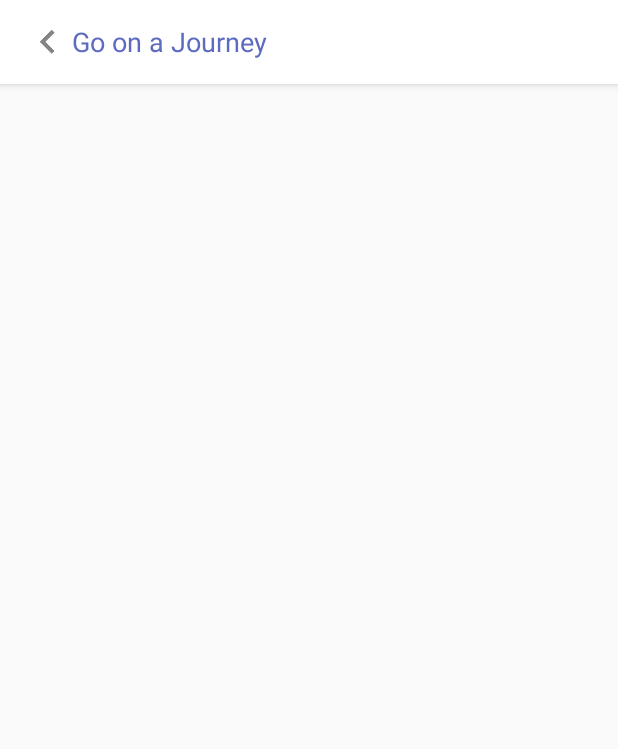
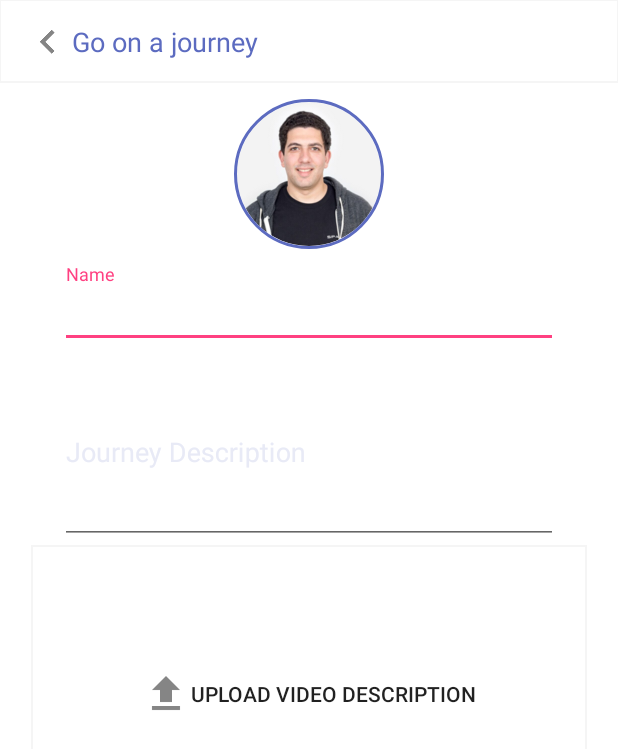
Before and after one commit to namdizy/Nonso, an Android app: the CreateJourneyActivity screen opened directly, with no data from a screen before it, after a tap on an icon or button, on a phone screen of 412 x 824 dp. Shown: the top 749 px of the screen. Run offline under Robolectric (Android 15) with nearby library versions, the phone set to English and light mode, and no system bars; our stand-ins replace ButterKnife, CircleImageView; 1 statement that could not run was skipped.

Commit message:
Create Journeys page
Started work on create journeys page

```diff
--- a/app/build.gradle
+++ b/app/build.gradle
@@ -34,31 +34,31 @@ dependencies {
     androidTestImplementation 'com.android.support.test:runner:1.0.1'
     androidTestImplementation 'com.android.support.test.espresso:espresso-core:3.0.1'
 
-    compile "com.google.firebase:firebase-core:$firebaseVersion"
-    compile "com.google.firebase:firebase-auth:$firebaseVersion"
-    compile "com.google.firebase:firebase-storage:$firebaseVersion"
-    compile "com.android.support:design:$supportLibVersion"
+    implementation "com.google.firebase:firebase-core:$firebaseVersion"
+    implementation "com.google.firebase:firebase-auth:$firebaseVersion"
+    implementation "com.google.firebase:firebase-storage:$firebaseVersion"
+    implementation "com.android.support:design:$supportLibVersion"
 
-    compile "com.jakewharton:butterknife:$butterKnifeVersion"
+    implementation "com.jakewharton:butterknife:$butterKnifeVersion"
     annotationProcessor "com.jakewharton:butterknife-compiler:$butterKnifeVersion"
 
     annotationProcessor "net.simonvt.schematic:schematic-compiler:$schematicVersion"
-    compile "net.simonvt.schematic:schematic:$schematicVersion"
+    implementation "net.simonvt.schematic:schematic:$schematicVersion"
 
-    testCompile 'junit:junit:4.12'
-    compile 'com.squareup.picasso:picasso:2.5.2'
-    compile 'com.google.code.gson:gson:2.8.0'
+    testImplementation 'junit:junit:4.12'
+    implementation 'com.squareup.picasso:picasso:2.5.2'
+    implementation 'com.google.code.gson:gson:2.8.0'
 
-    compile "com.android.support:design:$supportLibVersion"
-    compile 'com.github.ittianyu:BottomNavigationViewEx:1.2.4'
+    implementation "com.android.support:design:$supportLibVersion"
+    implementation 'com.github.ittianyu:BottomNavigationViewEx:1.2.4'
 
-    compile 'de.hdodenhof:circleimageview:2.2.0'
+    implementation 'de.hdodenhof:circleimageview:2.2.0'
 
-    compile 'com.theartofdev.edmodo:android-image-cropper:2.6.+'
+    implementation 'com.theartofdev.edmodo:android-image-cropper:2.6.+'
 
     implementation 'com.afollestad.material-dialogs:core:0.9.6.0'
 
-    compile 'com.github.jrvansuita:PickImage:+'
+    implementation 'com.github.jrvansuita:PickImage:+'
 }
 
 
--- a/app/src/main/java/nonso/android/nonso/ui/fragments/ProfileFragment.java
+++ b/app/src/main/java/nonso/android/nonso/ui/fragments/ProfileFragment.java
@@ -26,6 +26,7 @@ import com.google.firebase.auth.UserProfileChangeRequest;
 import com.google.firebase.storage.FirebaseStorage;
 import com.google.firebase.storage.StorageReference;
 import com.google.firebase.storage.UploadTask;
+import com.squareup.picasso.Picasso;
 import com.theartofdev.edmodo.cropper.CropImage;
 import com.vansuita.pickimage.bean.PickResult;
 import com.vansuita.pickimage.bundle.PickSetup;
@@ -56,6 +57,7 @@ public class ProfileFragment extends Fragment {
     private StorageReference mProfileImageRef;
 
     private static final String STORAGE_IMAGE_BUCKET = "images/profilePicture.jpg";
+    private static final String TAG = "ProfileFragment";
 
     private Uri mCropImageUri;
 
@@ -111,8 +113,9 @@ public class ProfileFragment extends Fragment {
         mUser = mAuth.getCurrentUser();
 
         mUsernameText.setText(mUser.getDisplayName());
+
         if(mUser.getPhotoUrl() != null){
-            mUserProfileImage.setImageURI(mUser.getPhotoUrl());
+            Picasso.with(getContext()).load(mUser.getPhotoUrl()).into(mUserProfileImage);
         }
         mStorageRef = FirebaseStorage.getInstance().getReference();
         mProfileImageRef = mStorageRef.child(STORAGE_IMAGE_BUCKET);
@@ -200,6 +203,8 @@ public class ProfileFragment extends Fragment {
 
         Uri file = Uri.fromFile(new File(uri.getPath()));
 
+        Log.d("FragmentProfile", "User profile update beginning: " + uri);
+
         mProfileImageRef.putFile(file)
                 .addOnSuccessListener(new OnSuccessListener<UploadTask.TaskSnapshot>() {
                     @Override
--- /dev/null
+++ b/app/src/main/res/drawable/grey_border_light.xml
@@ -0,0 +1,19 @@
+<?xml version="1.0" encoding="utf-8"?>
+<layer-list
+    xmlns:android="http://schemas.android.com/apk/res/android"
+    android:layout_width="match_parent"
+    android:layout_height="@dimen/border_width">
+
+    <item android:bottom="@dimen/border_width"
+        android:top="@dimen/border_width"
+        android:right="@dimen/border_width"
+        android:left="@dimen/border_width">
+        <shape
+            android:shape="rectangle">
+            <stroke
+                android:width="@dimen/border_width"
+                android:color="@color/colorGreyLight"/>
+            <solid android:color="@color/white"/>
+        </shape>
+    </item>
+</layer-list>
--- a/app/src/main/res/layout/activity_create_journey.xml
+++ b/app/src/main/res/layout/activity_create_journey.xml
@@ -1,24 +1,20 @@
 <?xml version="1.0" encoding="utf-8"?>
-<android.support.design.widget.CoordinatorLayout
+<LinearLayout
     xmlns:android="http://schemas.android.com/apk/res/android"
     xmlns:app="http://schemas.android.com/apk/res-auto"
     xmlns:tools="http://schemas.android.com/tools"
     android:layout_width="match_parent"
     android:layout_height="match_parent"
+    android:orientation="vertical"
+    android:background="@color/white"
     tools:context="nonso.android.nonso.ui.activities.CreateJourneyActivity">
-
-    <android.support.design.widget.AppBarLayout
-        android:id="@+id/create_journey_appbar_container"
-        android:layout_width="match_parent"
-        android:layout_height="wrap_content"
-        android:background="@drawable/grey_border_bottom_light">
 
     <android.support.v7.widget.Toolbar
         android:layout_height="wrap_content"
         android:layout_width="match_parent"
         android:id="@+id/create_journey_toolbar"
         app:layout_scrollFlags="scroll|enterAlways"
-            android:background="@color/white">
+        android:background="@drawable/grey_border_bottom_light">
 
         <ImageButton
             android:id="@+id/btn_create_journeys_back"
@@ -37,6 +33,105 @@
             android:textSize="@dimen/settings_h1_text_size" />
     </android.support.v7.widget.Toolbar>
 
-    </android.support.design.widget.AppBarLayout>
+    <android.support.v4.widget.NestedScrollView
+        android:layout_width="match_parent"
+        android:layout_height="wrap_content"
+        >
 
-</android.support.design.widget.CoordinatorLayout>
+        <LinearLayout
+            android:layout_width="match_parent"
+            android:layout_height="wrap_content"
+            android:orientation="vertical"
+            >
+
+            <de.hdodenhof.circleimageview.CircleImageView
+                android:id="@+id/create_journey_page_image"
+                android:layout_width="100dp"
+                android:layout_height="100dp"
+                android:layout_margin="10dp"
+                android:src="@drawable/asser"
+                app:civ_border_color="@color/colorPrimary"
+                app:civ_border_width="2dp"
+                android:layout_gravity="center_horizontal"/>
+
+            <android.support.design.widget.TextInputLayout
+                android:id="@+id/create_journey_input_name"
+                android:layout_width ="match_parent"
+                android:layout_height="wrap_content"
+                android:layout_centerHorizontal="true"
+                android:layout_marginEnd="@dimen/create_journeys_page_margin"
+                android:layout_marginRight="@dimen/create_journeys_page_margin"
+                android:layout_marginStart="@dimen/create_journeys_page_margin"
+                android:layout_marginLeft="@dimen/create_journeys_page_margin"
+                >
+
+                <EditText
+                    android:id="@+id/tv_create_journeys_input_name"
+                    android:layout_width="match_parent"
+                    android:layout_height="wrap_content"
+                    android:hint="@string/create_journey_name"
+                    android:inputType="text"
+                    android:textColor="@color/colorGrayDark"
+                    android:textColorHint="@color/colorGrayDark"
+                    android:layout_marginEnd="@dimen/create_journeys_page_margin"
+                    android:layout_marginRight="@dimen/create_journeys_page_margin"
+                    android:layout_marginStart="@dimen/create_journeys_page_margin"
+                    android:layout_marginLeft="@dimen/create_journeys_page_margin"/>
+            </android.support.design.widget.TextInputLayout>
+
+
+            <android.support.design.widget.TextInputLayout
+                android:id="@+id/tv_create_journeys_description_container"
+                android:layout_width ="match_parent"
+                android:layout_height="wrap_content"
+                android:layout_centerHorizontal="true"
+                android:layout_marginEnd="@dimen/create_journeys_page_margin"
+                android:layout_marginRight="@dimen/create_journeys_page_margin"
+                android:layout_marginStart="@dimen/create_journeys_page_margin"
+                android:layout_marginLeft="@dimen/create_journeys_page_margin"
+
+                android:hint="Journey Description"
+                >
+
+                <EditText
+                    android:id="@+id/tv_create_journeys_description"
+                    android:layout_width="match_parent"
+                    android:layout_height="wrap_content"
+                    android:isScrollContainer="true"
+                    android:minHeight="120dp"
+                    android:textColorHint="@color/colorGrayDark"
+                    android:textColor="@color/colorGrayDark"
+                    android:inputType="textMultiLine"
+                    android:layout_marginEnd="@dimen/create_journeys_page_margin"
+                    android:layout_marginRight="@dimen/create_journeys_page_margin"
+                    android:layout_marginStart="@dimen/create_journeys_page_margin"
+                    android:layout_marginLeft="@dimen/create_journeys_page_margin"/>
+            </android.support.design.widget.TextInputLayout>
+
+
+            <FrameLayout
+                android:layout_width="match_parent"
+                android:layout_height="200dp"
+                android:layout_marginEnd="@dimen/create_journeys_page_margin"
+                android:layout_marginRight="@dimen/create_journeys_page_margin"
+                android:layout_marginStart="@dimen/create_journeys_page_margin"
+                android:layout_marginLeft="@dimen/create_journeys_page_margin"
+                android:background="@drawable/grey_border_light"
+                >
+                <Button
+                    android:layout_width="wrap_content"
+                    android:layout_height="wrap_content"
+                    android:text="upload video description"
+                    android:drawableLeft="@drawable/ic_upload_dark"
+                    android:layout_gravity="center"
+                    style="?android:attr/borderlessButtonStyle"
+                    />
+
+
+            </FrameLayout>
+
+        </LinearLayout>
+    </android.support.v4.widget.NestedScrollView>
+
+
+</LinearLayout>
--- a/app/src/main/res/values/dimens.xml
+++ b/app/src/main/res/values/dimens.xml
@@ -46,7 +46,9 @@
 
 
     <!-- Image dialog -->
-
     <dimen name="image_dialog_margin">5dp</dimen>
     <dimen name="image_dialog_text_size">18sp</dimen>
+
+    <!-- Create Journeys Page-->
+    <dimen name="create_journeys_page_margin">20dp</dimen>
 </resources>
--- a/app/src/main/res/values/strings.xml
+++ b/app/src/main/res/values/strings.xml
@@ -57,7 +57,8 @@
     <string name="settings_acknowledgement">Acknowledgement</string>
 
     <!-- Create Journeys Activity -->
-    <string name="create_journeys_header">Go on a Journey</string>
+    <string name="create_journeys_header">Go on a journey</string>
+    <string name="create_journey_name">Name</string>
 
     <!-- TODO: Remove or change this placeholder text -->
     <string name="hello_blank_fragment">Hello blank fragment</string>
```
Also changed, not shown: app/src/main/res/drawable-hdpi/ic_editor_primary.png (added), app/src/main/res/drawable-hdpi/ic_upload_dark.png (added), app/src/main/res/drawable-mdpi/ic_editor_primary.png (added), app/src/main/res/drawable-mdpi/ic_upload_dark.png (added), app/src/main/res/drawable-xhdpi/ic_editor_primary.png (added), app/src/main/res/drawable-xhdpi/ic_upload_dark.png (added), app/src/main/res/drawable-xxhdpi/ic_editor_primary.png (added), app/src/main/res/drawable-xxhdpi/ic_upload_dark.png (added), 1 other file. Lines whose indentation alone changed are shown as unchanged.
